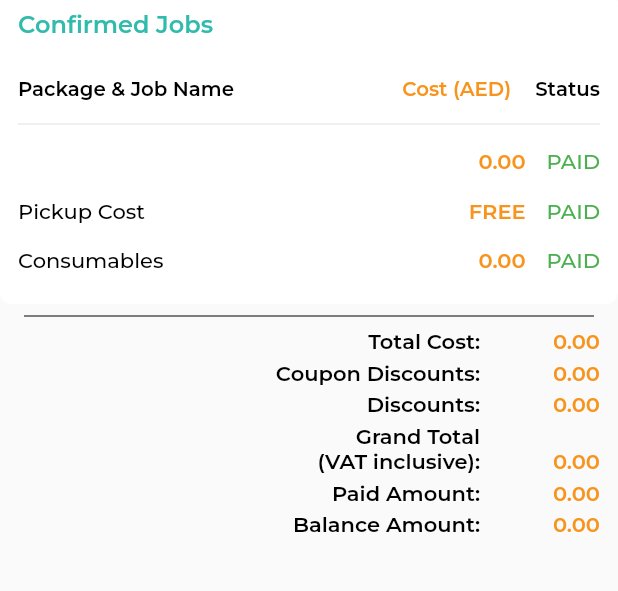
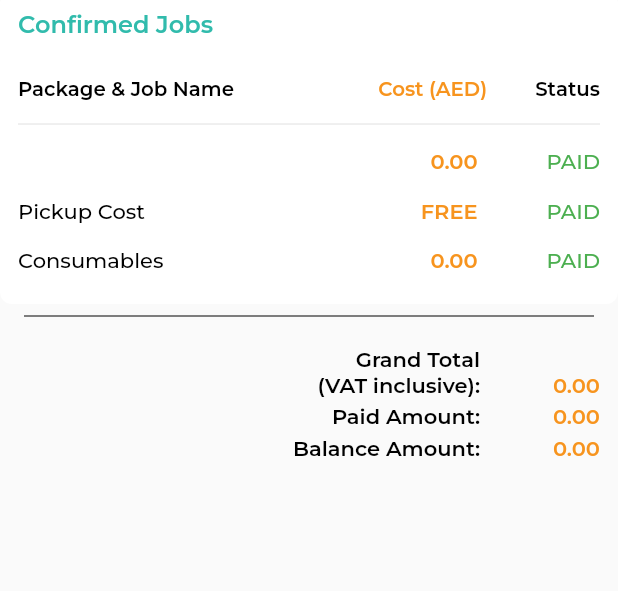
Before and after one commit to akhilraj-personal/autoversa_customer_v2, a Flutter app: the Workcard screen opened directly with empty values, on a phone screen of 412 x 824 dp, the part 290-881 px from its top. Run offline on Flutter 3.47's test engine with Material 2 defaults, Android fonts, the phone set to English and light mode, and no system bars; our stand-ins replace avatar_glow, cached_network_image, carousel_slider, connectivity_plus, dio, dotted_border and 19 more; missing offline and left inert: custom_clippers, flutter_google_places, flutter_pin_code_fields, flutter_sound_lite, flutter_stripe, google_maps_webservice and 2 more; accounts and stored records are empty; network calls fail.

Commit message:
bug fix in worcard related discount, price in booking status flow, vehicle add redirection in home and vehicle list

```diff
--- a/lib/main.dart
+++ b/lib/main.dart
@@ -84,7 +84,6 @@ var routes = <String, WidgetBuilder>{
         index: 1,
       ),
   Routes.loginPage: (BuildContext context) => LoginPage(),
-  Routes.vehiclePage: (BuildContext context) => VehicleAddPage(),
   Routes.supportPage: (BuildContext context) => Support(click_id: 1),
 };
 
--- a/lib/screens/address/address_add_final_screen.dart
+++ b/lib/screens/address/address_add_final_screen.dart
@@ -652,7 +652,7 @@ class _AddressAddFinalScreenState extends State<AddressAddFinalScreen> {
                                         BorderRadius.all(Radius.circular(16)),
                                     color: white),
                                 child: TextFormField(
-                                    keyboardType: TextInputType.multiline,
+                                    keyboardType: TextInputType.text,
                                     minLines: 1,
                                     maxLength: 50,
                                     autovalidateMode:
--- a/lib/screens/booking/workcard_screen.dart
+++ b/lib/screens/booking/workcard_screen.dart
@@ -43,8 +43,6 @@ class WorkcardState extends State<Workcard> {
   List<Map<String, dynamic>> temppendingjobs = [];
   var totalamount = 0.0;
   var withoutcoupontotal = 0.0;
-  var withoutcoupontotalvat = 0.0;
-  var withoutcoupontotalwithoutvat = 0.0;
   var coupondiscount = 0.0;
   var normaldiscount = 0.0;
   var amounttopay = 0.0;
@@ -174,9 +172,6 @@ class WorkcardState extends State<Workcard> {
                         }
                     },
                   withoutcoupontotal = (totalamount).toDouble(),
-                  withoutcoupontotalvat = (totalamount).toDouble() * 0.05,
-                  withoutcoupontotalwithoutvat =
-                      withoutcoupontotal - withoutcoupontotalvat,
                   if (value['booking']['bk_consumepaymentflag'] != "0")
                     {
                       consumablecost = value['booking']['bk_consumcost'] !=
@@ -645,7 +640,7 @@ class WorkcardState extends State<Workcard> {
                                                               width * 0.032,
                                                           color:
                                                               warningcolor))),
-                                          8.width,
+                                          24.width,
                                           Text('Status',
                                               style:
                                                   montserratSemiBold.copyWith(
@@ -692,13 +687,14 @@ class WorkcardState extends State<Workcard> {
                                               selected_package_cost
                                                   .round()
                                                   .toStringAsFixed(2),
+                                              textAlign: TextAlign.left,
                                               style:
                                                   montserratSemiBold.copyWith(
                                                       color: warningcolor,
                                                       fontSize: width * 0.034),
                                             ),
                                           ),
-                                          8.width,
+                                          40.width,
                                           Text("PAID",
                                               style: montserratMedium.copyWith(
                                                   fontSize: width * 0.034,
@@ -748,7 +744,7 @@ class WorkcardState extends State<Workcard> {
                                                         fontSize: width * 0.034,
                                                         color: warningcolor)),
                                           ),
-                                          8.width,
+                                          40.width,
                                           Text("PAID",
                                               style: montserratMedium.copyWith(
                                                   fontSize: width * 0.034,
@@ -801,7 +797,7 @@ class WorkcardState extends State<Workcard> {
                                                               color:
                                                                   warningcolor)),
                                                 ),
-                                                8.width,
+                                                40.width,
                                                 Text(
                                                     packagebooking[
                                                                 'bk_consumepaymentflag'] !=
@@ -1343,11 +1339,13 @@ class WorkcardState extends State<Workcard> {
                                 color: black,
                               ),
                             ),
-                            Container(
+                            coupondiscount != 0 || normaldiscount != 0
+                                ? Container(
                                     padding: EdgeInsets.only(right: 12.0),
                                     child: Row(
                                       mainAxisAlignment: MainAxisAlignment.end,
-                                crossAxisAlignment: CrossAxisAlignment.end,
+                                      crossAxisAlignment:
+                                          CrossAxisAlignment.end,
                                       children: <Widget>[
                                         Expanded(
                                           flex: 12,
@@ -1363,7 +1361,7 @@ class WorkcardState extends State<Workcard> {
                                         Expanded(
                                           flex: 3,
                                           child: Text(
-                                      withoutcoupontotalwithoutvat
+                                            withoutcoupontotal
                                                 .toStringAsFixed(2),
                                             textAlign: TextAlign.right,
                                             style: montserratSemiBold.copyWith(
@@ -1373,15 +1371,18 @@ class WorkcardState extends State<Workcard> {
                                         ),
                                       ],
                                     ),
-                            ),
+                                  )
+                                : SizedBox(),
                             SizedBox(
                               height: 4,
                             ),
-                            Container(
+                            coupondiscount != 0
+                                ? Container(
                                     padding: EdgeInsets.only(right: 12.0),
                                     child: Row(
                                       mainAxisAlignment: MainAxisAlignment.end,
-                                crossAxisAlignment: CrossAxisAlignment.end,
+                                      crossAxisAlignment:
+                                          CrossAxisAlignment.end,
                                       children: <Widget>[
                                         Expanded(
                                           flex: 12,
@@ -1405,15 +1406,18 @@ class WorkcardState extends State<Workcard> {
                                         ),
                                       ],
                                     ),
-                            ),
+                                  )
+                                : SizedBox(),
                             SizedBox(
                               height: 4,
                             ),
-                            Container(
+                            normaldiscount != 0
+                                ? Container(
                                     padding: EdgeInsets.only(right: 12.0),
                                     child: Row(
                                       mainAxisAlignment: MainAxisAlignment.end,
-                                crossAxisAlignment: CrossAxisAlignment.end,
+                                      crossAxisAlignment:
+                                          CrossAxisAlignment.end,
                                       children: <Widget>[
                                         Expanded(
                                           flex: 12,
@@ -1437,10 +1441,27 @@ class WorkcardState extends State<Workcard> {
                                         ),
                                       ],
                                     ),
-                            ),
+                                  )
+                                : SizedBox(),
                             SizedBox(
                               height: 4,
                             ),
+                            // Container(
+                            //   child: RichText(
+                            //     text: TextSpan(
+                            //       text: "Grand Total ",
+                            //       style: montserratSemiBold.copyWith(
+                            //           color: black, fontSize: width * 0.034),
+                            //       children: <TextSpan>[
+                            //         TextSpan(
+                            //           text: "\n(VAT inclusive):",
+                            //           style: montserratRegular.copyWith(
+                            //               color: grey, fontSize: width * 0.03),
+                            //         ),
+                            //       ],
+                            //     ),
+                            //   ),
+                            // ),
                             Container(
                               padding: EdgeInsets.only(right: 12.0),
                               child: Row(
--- a/lib/screens/home/home_screen.dart
+++ b/lib/screens/home/home_screen.dart
@@ -221,7 +221,7 @@ class HomeScreenState extends State<HomeScreen> {
       }
     } else {
       Navigator.push(
-          context, MaterialPageRoute(builder: (context) => VehicleAddPage()));
+          context, MaterialPageRoute(builder: (context) => VehicleAddPage(click: "fromhome")));
     }
   }
 
@@ -831,7 +831,7 @@ class HomeScreenState extends State<HomeScreen> {
                                                               MaterialPageRoute(
                                                                   builder:
                                                                       (context) =>
-                                                                          VehicleAddPage()));
+                                                                          VehicleAddPage(click: "fromhome")));
                                                         });
                                                       },
                                                       child: Row(
@@ -931,7 +931,7 @@ class HomeScreenState extends State<HomeScreen> {
                                                         context,
                                                         MaterialPageRoute(
                                                             builder: (context) =>
-                                                                VehicleAddPage()));
+                                                                VehicleAddPage(click: "fromhome")));
                                                   });
                                                 },
                                                 child: Container(
--- a/lib/screens/vehicle/vehicle_list_screen.dart
+++ b/lib/screens/vehicle/vehicle_list_screen.dart
@@ -669,7 +669,8 @@ class VehiclelistState extends State<Vehiclelist> {
                   Navigator.push(
                       context,
                       MaterialPageRoute(
-                          builder: (context) => VehicleAddPage()));
+                          builder: (context) =>
+                              VehicleAddPage(click: "fromlist")));
                 },
                 heroTag: 'Add Vehicle',
               ))),
```
Also changed, not shown: lib/screens/booking/booking_status_flow_page.dart (+13 -0 lines), lib/screens/home/dashboard_page.dart (+10 -5 lines), lib/screens/vehicle/vehicle_add_page.dart (+7 -2 lines). Lines whose indentation alone changed are shown as unchanged.
